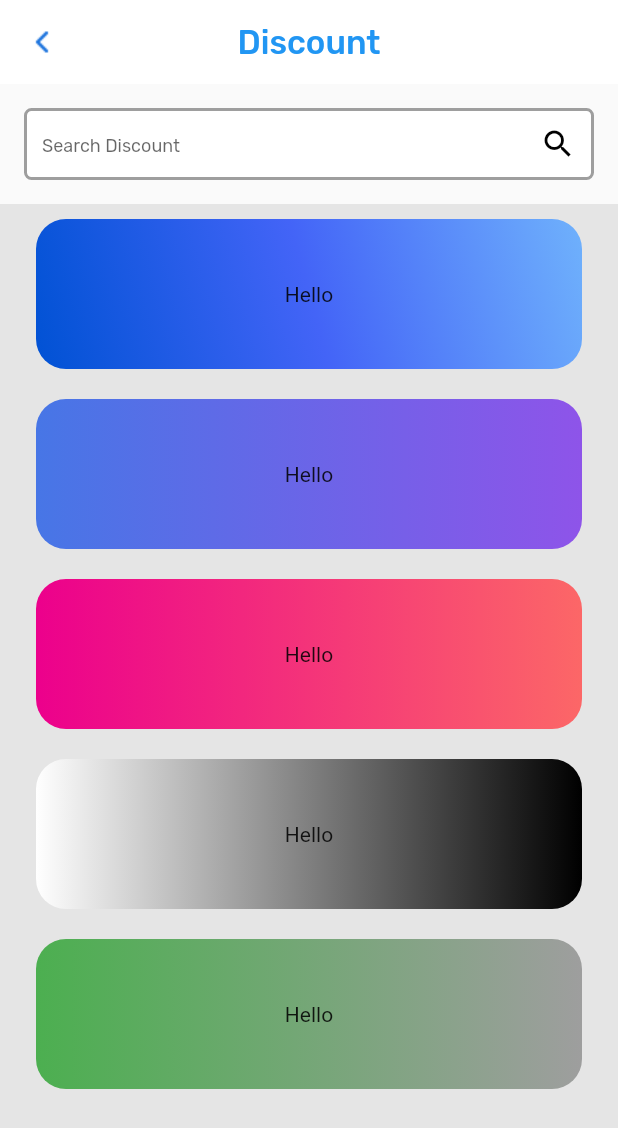
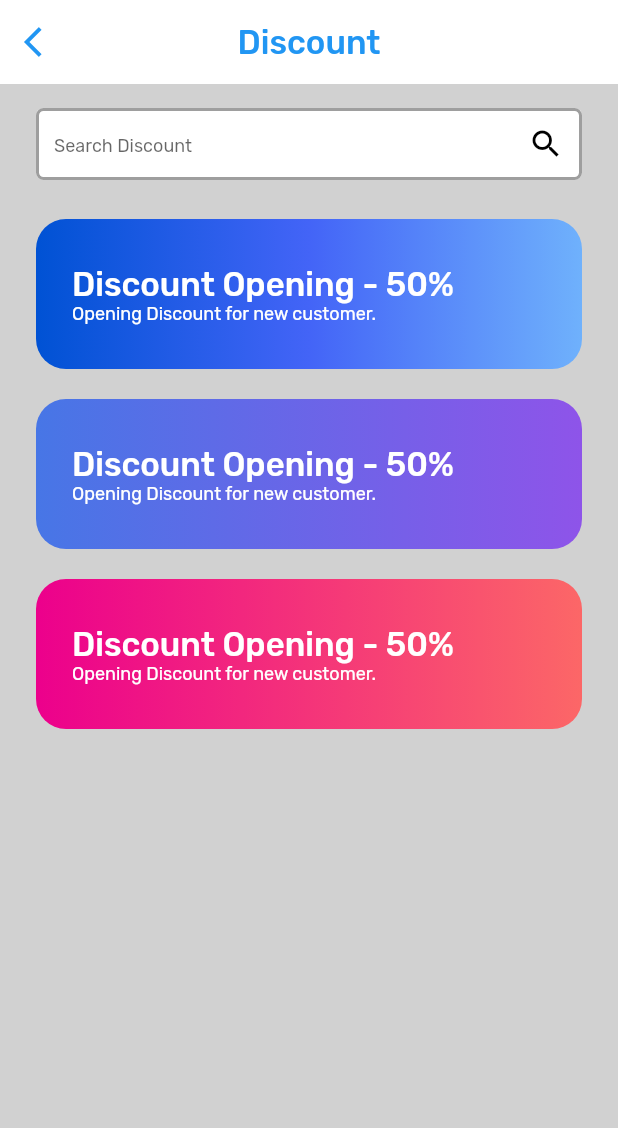
Before and after one commit to Abdusamad98/test_project, a Flutter app: the screen it shows after launch, on a phone screen of 412 x 824 dp. Shown: the top 1128 px of the screen. Run offline on Flutter 3.47's test engine with Material 2 defaults, Android fonts, the phone set to English and light mode, and no system bars; our stand-ins replace google_fonts.

Commit message:
some changes

```diff
--- a/lib/task_screen.dart
+++ b/lib/task_screen.dart
@@ -9,53 +9,56 @@ class TaskScreen extends StatefulWidget {
 }
 
 class _TaskScreenState extends State<TaskScreen> {
-
   List<LinearGradient> gradients = [
     const LinearGradient(
-        begin: Alignment.bottomLeft,
-        end: Alignment.topRight,
       colors: [
         Color(0xFF0052D4),
         Color(0xFF4364F7),
         Color(0xFF6FB1FC),
-        ]),
-    const LinearGradient(colors: [
+      ],
+    ),
+    const LinearGradient(
+      colors: [
         Color(0xFF4776E6),
         Color(0xFF8E54E9),
-    ]),
-    const LinearGradient(colors: [
+      ],
+    ),
+    const LinearGradient(
+      colors: [
         Color(0xFFEC008C),
         Color(0xFFFC6767),
-    ]),
-    const LinearGradient(colors: [
-      Colors.white,
-      Colors.black,
-    ]),
-    const LinearGradient(colors: [
-      Colors.green,
-      Colors.grey,
-    ])
+      ],
+    ),
   ];
 
   @override
   Widget build(BuildContext context) {
     return Scaffold(
+      backgroundColor: const Color(0xFFD1D1D1),
       appBar: AppBar(
-        leading: Image.asset(("assets/images/arrow_back.png")),
+        leading: IconButton(
+          onPressed: () {},
+          icon: const Icon(
+            Icons.arrow_back_ios,
+            color: Colors.blue,
+          ),
+        ),
         elevation: 0,
         backgroundColor: Colors.white,
         centerTitle: true,
-        title: Text("Discount",
+        title: Text(
+          "Discount",
           style: GoogleFonts.rubik(
             color: Colors.blue,
             fontSize: 22,
             fontWeight: FontWeight.w500,
-            )),
+          ),
+        ),
       ),
       body: Column(
         children: [
           Padding(
-            padding: const EdgeInsets.all(16),
+            padding: const EdgeInsets.symmetric(horizontal: 24, vertical: 16),
             child: TextField(
               decoration: InputDecoration(
                 contentPadding: const EdgeInsets.symmetric(
@@ -67,13 +70,22 @@ class _TaskScreenState extends State<TaskScreen> {
                   borderSide: const BorderSide(
                     width: 2,
                     color: Colors.grey,
-                      )),
+                  ),
+                ),
+                disabledBorder: OutlineInputBorder(
+                  borderRadius: BorderRadius.circular(5),
+                  borderSide: const BorderSide(
+                    width: 2,
+                    color: Colors.grey,
+                  ),
+                ),
                 focusedBorder: OutlineInputBorder(
                   borderRadius: BorderRadius.circular(5),
                   borderSide: const BorderSide(
                     width: 2,
                     color: Colors.blue,
-                      )),
+                  ),
+                ),
                 fillColor: Colors.white,
                 filled: true,
                 suffixIcon: const Icon(
@@ -81,27 +93,51 @@ class _TaskScreenState extends State<TaskScreen> {
                   color: Colors.black,
                 ),
                 hintText: "Search Discount",
-                  hintStyle: GoogleFonts.rubik(fontSize: 12)),
+                hintStyle: GoogleFonts.rubik(
+                  fontSize: 12,
+                ),
+              ),
             ),
           ),
           Expanded(
-            child: Container(
-              color: const Color(0xFFD1D1D1).withOpacity(0.5),
             child: ListView(
               children: [
                 for (var gradient in gradients)
                   Container(
                     margin: const EdgeInsets.symmetric(
-                          horizontal: 24, vertical: 10),
+                      horizontal: 24,
+                      vertical: 10,
+                    ),
                     height: 100,
                     decoration: BoxDecoration(
                       borderRadius: BorderRadius.circular(20),
                       gradient: gradient,
                     ),
-                      child: const Center(child: Text("Hello")),
+                    child: Padding(
+                      padding: const EdgeInsets.only(left: 24),
+                      child: Column(
+                        mainAxisAlignment: MainAxisAlignment.center,
+                        crossAxisAlignment: CrossAxisAlignment.start,
+                        children: [
+                          Text(
+                            "Discount Opening - 50%",
+                            style: GoogleFonts.rubik(
+                                fontSize: 22,
+                                fontWeight: FontWeight.w500,
+                                color: Colors.white),
+                          ),
+                          Text(
+                            "Opening Discount for new customer.",
+                            style: GoogleFonts.rubik(
+                                fontSize: 12,
+                                fontWeight: FontWeight.w400,
+                                color: Colors.white),
+                          )
+                        ],
+                      ),
+                    ),
                   ),
               ],
-              ),
             ),
           )
         ],
```
Lines whose indentation alone changed are shown as unchanged.
